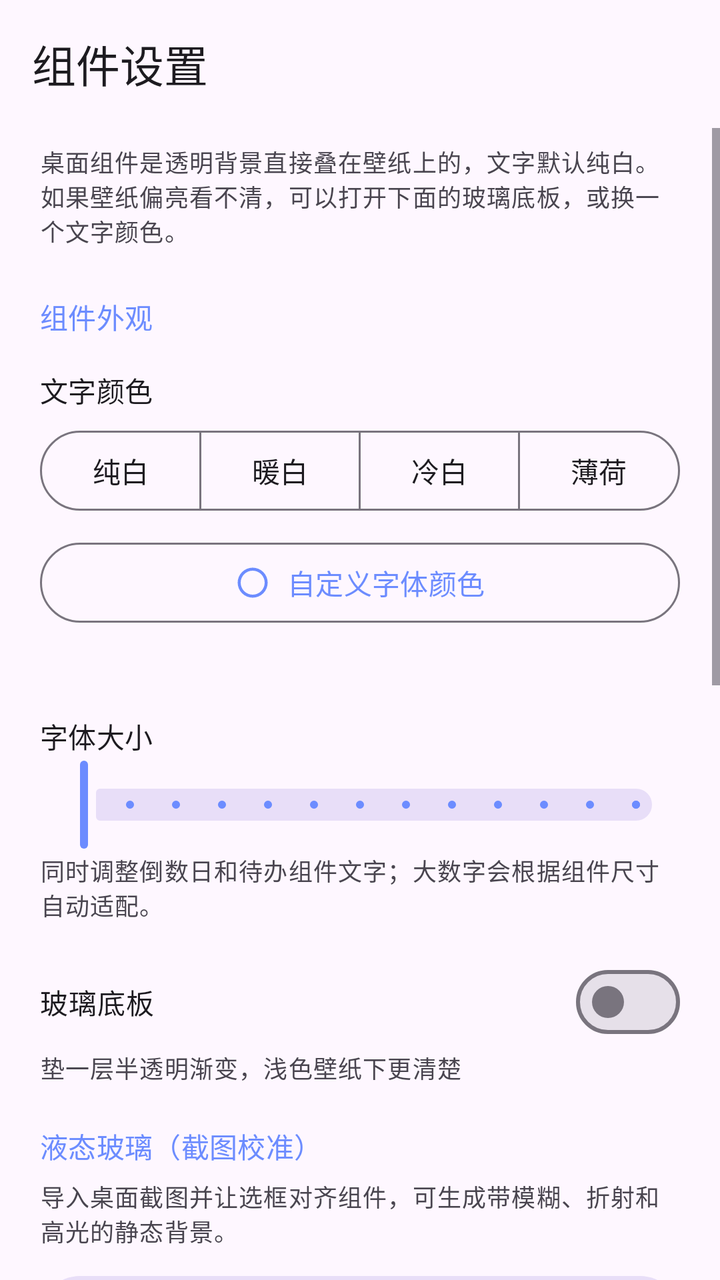
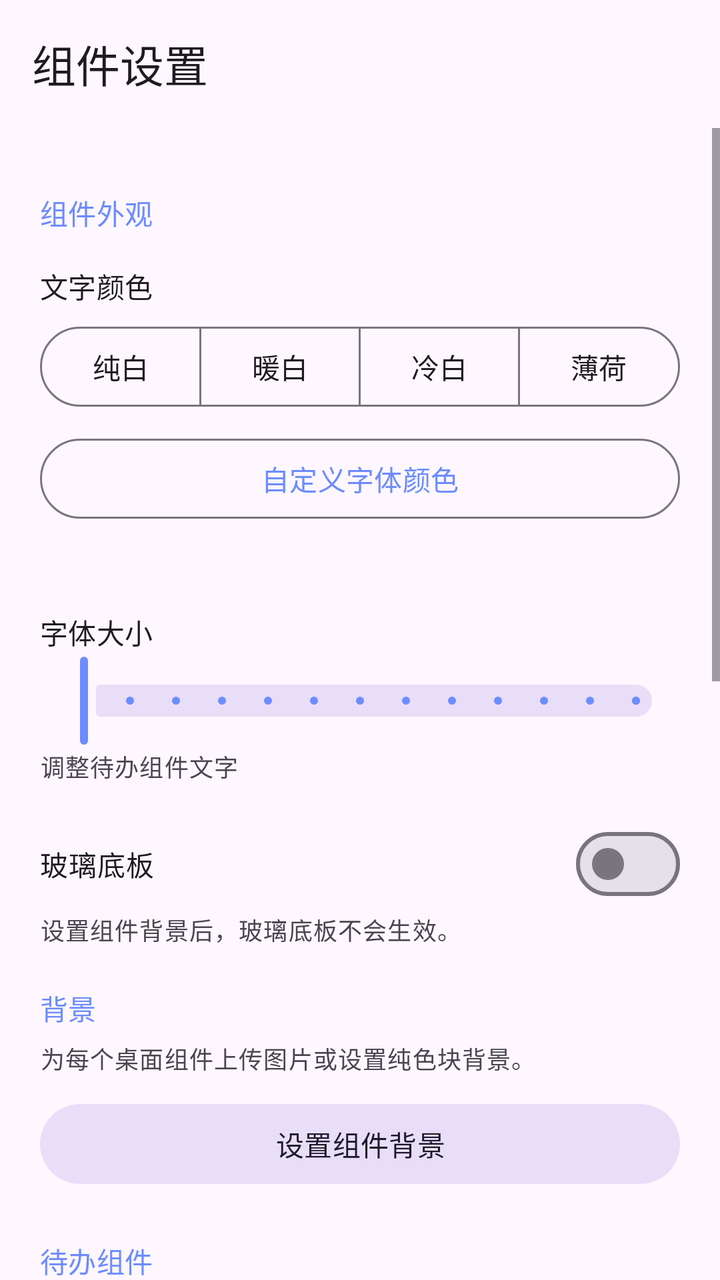

Compare the two renders of this Android layout. The source of the first and the diff that turns it into the second are given below.
<!-- AndroidManifest.xml: application theme Theme.GlassTodo -->
<!-- res/layout/activity_settings.xml -->
<?xml version="1.0" encoding="utf-8"?>
<LinearLayout xmlns:android="http://schemas.android.com/apk/res/android"
    xmlns:app="http://schemas.android.com/apk/res-auto"
    android:layout_width="match_parent"
    android:layout_height="match_parent"
    android:orientation="vertical">

    <com.google.android.material.appbar.MaterialToolbar
        android:id="@+id/toolbar"
        android:layout_width="match_parent"
        android:layout_height="?attr/actionBarSize"
        android:background="?attr/colorSurface"
        app:title="@string/title_settings" />

    <ScrollView
        android:layout_width="match_parent"
        android:layout_height="match_parent"
        android:clipToPadding="false"
        android:paddingBottom="24dp">

        <LinearLayout
            android:layout_width="match_parent"
            android:layout_height="wrap_content"
            android:orientation="vertical"
            android:paddingStart="20dp"
            android:paddingTop="8dp"
            android:paddingEnd="20dp">

            <TextView
                android:layout_width="match_parent"
                android:layout_height="wrap_content"
                android:text="@string/settings_intro"
                android:textAppearance="@style/TextAppearance.Material3.BodySmall" />

            <TextView
                android:layout_width="match_parent"
                android:layout_height="wrap_content"
                android:layout_marginTop="24dp"
                android:text="@string/pref_group_appearance"
                android:textAppearance="@style/TextAppearance.Material3.TitleSmall"
                android:textColor="?attr/colorPrimary" />

            <TextView
                android:layout_width="match_parent"
                android:layout_height="wrap_content"
                android:layout_marginTop="16dp"
                android:text="@string/pref_text_color"
                android:textAppearance="@style/TextAppearance.Material3.LabelLarge" />

            <com.google.android.material.button.MaterialButtonToggleGroup
                android:id="@+id/color_group"
                android:layout_width="match_parent"
                android:layout_height="wrap_content"
                android:layout_marginTop="6dp"
                app:selectionRequired="true"
                app:singleSelection="true">

                <com.google.android.material.button.MaterialButton
                    android:id="@+id/btn_color_white"
                    style="@style/Widget.Material3.Button.OutlinedButton"
                    android:layout_width="0dp"
                    android:layout_height="wrap_content"
                    android:layout_weight="1"
                    android:text="@string/color_white" />

                <com.google.android.material.button.MaterialButton
                    android:id="@+id/btn_color_warm"
                    style="@style/Widget.Material3.Button.OutlinedButton"
                    android:layout_width="0dp"
                    android:layout_height="wrap_content"
                    android:layout_weight="1"
                    android:text="@string/color_warm" />

                <com.google.android.material.button.MaterialButton
                    android:id="@+id/btn_color_cool"
                    style="@style/Widget.Material3.Button.OutlinedButton"
                    android:layout_width="0dp"
                    android:layout_height="wrap_content"
                    android:layout_weight="1"
                    android:text="@string/color_cool" />

                <com.google.android.material.button.MaterialButton
                    android:id="@+id/btn_color_mint"
                    style="@style/Widget.Material3.Button.OutlinedButton"
                    android:layout_width="0dp"
                    android:layout_height="wrap_content"
                    android:layout_weight="1"
                    android:text="@string/color_mint" />
            </com.google.android.material.button.MaterialButtonToggleGroup>

            <com.google.android.material.button.MaterialButton
                android:id="@+id/btn_color_custom"
                style="@style/Widget.Material3.Button.OutlinedButton"
                android:layout_width="match_parent"
                android:layout_height="wrap_content"
                android:layout_marginTop="8dp"
                app:icon="@drawable/ic_color_custom"
                app:iconGravity="textStart"
                app:iconPadding="8dp"
                app:iconTint="?attr/colorPrimary"
                android:text="@string/color_custom" />

            <TextView
                android:id="@+id/text_color_value"
                android:layout_width="match_parent"
                android:layout_height="wrap_content"
                android:layout_marginTop="6dp"
                android:textAppearance="@style/TextAppearance.Material3.BodySmall" />

            <LinearLayout
                android:layout_width="match_parent"
                android:layout_height="wrap_content"
                android:layout_marginTop="20dp"
                android:orientation="horizontal">

                <TextView
                    android:layout_width="0dp"
                    android:layout_height="wrap_content"
                    android:layout_weight="1"
                    android:text="@string/pref_widget_font_size"
                    android:textAppearance="@style/TextAppearance.Material3.LabelLarge" />

                <TextView
                    android:id="@+id/text_font_size_value"
                    android:layout_width="wrap_content"
                    android:layout_height="wrap_content"
                    android:textAppearance="@style/TextAppearance.Material3.LabelLarge"
                    android:textColor="?attr/colorPrimary" />
            </LinearLayout>

            <com.google.android.material.slider.Slider
                android:id="@+id/slider_widget_font_size"
                android:layout_width="match_parent"
                android:layout_height="wrap_content"
                android:contentDescription="@string/pref_widget_font_size"
                android:stepSize="5"
                android:valueFrom="80"
                android:valueTo="140" />

            <TextView
                android:layout_width="match_parent"
                android:layout_height="wrap_content"
                android:text="@string/pref_widget_font_size_summary"
                android:textAppearance="@style/TextAppearance.Material3.BodySmall" />

            <com.google.android.material.materialswitch.MaterialSwitch
                android:id="@+id/switch_glass"
                android:layout_width="match_parent"
                android:layout_height="wrap_content"
                android:layout_marginTop="16dp"
                android:text="@string/pref_glass_panel" />

            <TextView
                android:layout_width="match_parent"
                android:layout_height="wrap_content"
                android:text="@string/pref_glass_panel_summary"
                android:textAppearance="@style/TextAppearance.Material3.BodySmall" />

            <TextView
                android:layout_width="match_parent"
                android:layout_height="wrap_content"
                android:layout_marginTop="20dp"
                android:text="@string/glass_feature_title"
                android:textAppearance="@style/TextAppearance.Material3.TitleSmall"
                android:textColor="?attr/colorPrimary" />

            <TextView
                android:layout_width="match_parent"
                android:layout_height="wrap_content"
                android:layout_marginTop="6dp"
                android:text="@string/glass_feature_summary"
                android:textAppearance="@style/TextAppearance.Material3.BodySmall" />

            <com.google.android.material.button.MaterialButton
                android:id="@+id/btn_liquid_glass"
                style="@style/Widget.Material3.Button.TonalButton"
                android:layout_width="match_parent"
                android:layout_height="wrap_content"
                android:layout_marginTop="10dp"
                android:text="@string/glass_feature_action" />

            <TextView
                android:layout_width="match_parent"
                android:layout_height="wrap_content"
                android:layout_marginTop="24dp"
                android:text="@string/widget_layout_settings_title"
                android:textAppearance="@style/TextAppearance.Material3.TitleSmall"
                android:textColor="?attr/colorPrimary" />

            <TextView
                android:layout_width="match_parent"
                android:layout_height="wrap_content"
                android:layout_marginTop="6dp"
                android:text="@string/widget_layout_settings_summary"
                android:textAppearance="@style/TextAppearance.Material3.BodySmall" />

            <com.google.android.material.button.MaterialButton
                android:id="@+id/btn_widget_layout"
                style="@style/Widget.Material3.Button.TonalButton"
                android:layout_width="match_parent"
                android:layout_height="wrap_content"
                android:layout_marginTop="10dp"
                android:text="@string/widget_layout_settings_action" />

            <TextView
                android:layout_width="match_parent"
                android:layout_height="wrap_content"
                android:layout_marginTop="24dp"
                android:text="@string/pref_group_todo"
                android:textAppearance="@style/TextAppearance.Material3.TitleSmall"
                android:textColor="?attr/colorPrimary" />

            <LinearLayout
                android:layout_width="match_parent"
                android:layout_height="wrap_content"
                android:layout_marginTop="12dp"
                android:orientation="horizontal">

                <TextView
                    android:layout_width="0dp"
                    android:layout_height="wrap_content"
                    android:layout_weight="1"
                    android:text="@string/pref_max_items"
                    android:textAppearance="@style/TextAppearance.Material3.LabelLarge" />

                <TextView
                    android:id="@+id/text_max_items_value"
                    android:layout_width="wrap_content"
                    android:layout_height="wrap_content"
                    android:textAppearance="@style/TextAppearance.Material3.LabelLarge"
                    android:textColor="?attr/colorPrimary" />
            </LinearLayout>

            <com.google.android.material.slider.Slider
                android:id="@+id/slider_max_items"
                android:layout_width="match_parent"
                android:layout_height="wrap_content"
                android:stepSize="1"
                android:valueFrom="1"
                android:valueTo="20" />

            <com.google.android.material.materialswitch.MaterialSwitch
                android:id="@+id/switch_show_done"
                android:layout_width="match_parent"
                android:layout_height="wrap_content"
                android:layout_marginTop="8dp"
                android:text="@string/pref_show_done" />

            <TextView
                android:layout_width="match_parent"
                android:layout_height="wrap_content"
                android:text="@string/pref_show_done_summary"
                android:textAppearance="@style/TextAppearance.Material3.BodySmall" />

            <TextView
                android:layout_width="match_parent"
                android:layout_height="wrap_content"
                android:layout_marginTop="24dp"
                android:text="@string/pref_group_data"
                android:textAppearance="@style/TextAppearance.Material3.TitleSmall"
                android:textColor="?attr/colorPrimary" />

            <com.google.android.material.button.MaterialButton
                android:id="@+id/btn_clear_done"
                style="@style/Widget.Material3.Button.OutlinedButton"
                android:layout_width="match_parent"
                android:layout_height="wrap_content"
                android:layout_marginTop="12dp"
                android:text="@string/pref_clear_done" />

            <TextView
                android:id="@+id/settings_developer_statement"
                android:layout_width="match_parent"
                android:layout_height="wrap_content"
                android:layout_marginTop="28dp"
                android:text="@string/developer_statement"
                android:textAppearance="@style/TextAppearance.Material3.BodySmall"
                android:textColor="?attr/colorOnSurfaceVariant" />

            <TextView
                android:id="@+id/settings_github_link"
                android:layout_width="match_parent"
                android:layout_height="wrap_content"
                android:clickable="true"
                android:focusable="true"
                android:paddingTop="8dp"
                android:paddingBottom="8dp"
                android:text="@string/project_github_link"
                android:textAppearance="@style/TextAppearance.Material3.LabelMedium"
                android:textColor="?attr/colorPrimary" />

        </LinearLayout>
    </ScrollView>

</LinearLayout>
<!-- resources referenced by this layout -->
<resources>
  <!-- drawable ic_color_custom (drawable) -->
  <vector xmlns:android="http://schemas.android.com/apk/res/android"
      android:width="18dp"
      android:height="18dp"
      android:viewportWidth="24"
      android:viewportHeight="24">
      <path
          android:fillColor="#FFFFFFFF"
          android:pathData="M12,2a10,10 0,1 0,0 20a10,10 0,1 0,0 -20zM12,4a8,8 0,1 1,0 16a8,8 0,1 1,0 -16z" />
  </vector>
  <string name="color_cool">冷白</string>
  <string name="color_custom">自定义字体颜色</string>
  <string name="color_mint">薄荷</string>
  <string name="color_warm">暖白</string>
  <string name="color_white">纯白</string>
  <string name="developer_statement">本软件由 LinariaVulgaris 开发</string>
  <string name="glass_feature_action">配置液态玻璃背景</string>
  <string name="glass_feature_summary">导入桌面截图并让选框对齐组件，可生成带模糊、折射和高光的静态背景。</string>
  <string name="glass_feature_title">液态玻璃（截图校准）</string>
  <string name="pref_clear_done">清空所有已完成</string>
  <string name="pref_glass_panel">玻璃底板</string>
  <string name="pref_glass_panel_summary">垫一层半透明渐变，浅色壁纸下更清楚</string>
  <string name="pref_group_appearance">组件外观</string>
  <string name="pref_group_data">数据</string>
  <string name="pref_group_todo">待办组件</string>
  <string name="pref_max_items">最多显示条数</string>
  <string name="pref_show_done">显示已完成项</string>
  <string name="pref_show_done_summary">关闭时，勾选完成后立即从组件消失</string>
  <string name="pref_text_color">文字颜色</string>
  <string name="pref_widget_font_size">字体大小</string>
  <string name="pref_widget_font_size_summary">同时调整倒数日和待办组件文字；大数字会根据组件尺寸自动适配。</string>
  <string name="project_github_link" translatable="false">GitHub：https://github.com/LinariaVulgaris/GlassTodo</string>
  <string name="settings_intro">桌面组件是透明背景直接叠在壁纸上的，文字默认纯白。如果壁纸偏亮看不清，可以打开下面的玻璃底板，或换一个文字颜色。</string>
  <string name="title_settings">组件设置</string>
  <string name="widget_layout_settings_action">设置尺寸与形状</string>
  <string name="widget_layout_settings_summary">查看真实桌面尺寸，选择自动、横向、竖向或方形排版。</string>
  <string name="widget_layout_settings_title">组件尺寸与形状</string>
  <style name="Theme.GlassTodo" parent="Theme.Material3.DayNight.NoActionBar">
          <item name="colorPrimary">@color/brand_primary</item>
          <item name="colorOnPrimary">@color/brand_on_primary</item>
          <item name="colorSecondary">@color/brand_secondary</item>
          
          <item name="android:statusBarColor">@android:color/transparent</item>
      </style>
  <color name="brand_primary">#FF6C8CFF</color>
  <color name="brand_on_primary">#FFFFFFFF</color>
  <color name="brand_secondary">#FF9BE7D2</color>
</resources>

<!-- the commit's change to res/layout/activity_settings.xml (unified diff, before → after) -->
@@ -29,12 +29,6 @@
             <TextView
                 android:layout_width="match_parent"
                 android:layout_height="wrap_content"
-                android:text="@string/settings_intro"
-                android:textAppearance="@style/TextAppearance.Material3.BodySmall" />
-
-            <TextView
-                android:layout_width="match_parent"
-                android:layout_height="wrap_content"
                 android:layout_marginTop="24dp"
                 android:text="@string/pref_group_appearance"
                 android:textAppearance="@style/TextAppearance.Material3.TitleSmall"
@@ -94,10 +88,6 @@
                 android:layout_width="match_parent"
                 android:layout_height="wrap_content"
                 android:layout_marginTop="8dp"
-                app:icon="@drawable/ic_color_custom"
-                app:iconGravity="textStart"
-                app:iconPadding="8dp"
-                app:iconTint="?attr/colorPrimary"
                 android:text="@string/color_custom" />
 
             <TextView
@@ -160,7 +150,7 @@
                 android:layout_width="match_parent"
                 android:layout_height="wrap_content"
                 android:layout_marginTop="20dp"
-                android:text="@string/glass_feature_title"
+                android:text="@string/background_feature_title"
                 android:textAppearance="@style/TextAppearance.Material3.TitleSmall"
                 android:textColor="?attr/colorPrimary" />
 
@@ -168,39 +158,16 @@
                 android:layout_width="match_parent"
                 android:layout_height="wrap_content"
                 android:layout_marginTop="6dp"
-                android:text="@string/glass_feature_summary"
+                android:text="@string/background_feature_summary"
                 android:textAppearance="@style/TextAppearance.Material3.BodySmall" />
 
             <com.google.android.material.button.MaterialButton
-                android:id="@+id/btn_liquid_glass"
+                android:id="@+id/btn_widget_background"
                 style="@style/Widget.Material3.Button.TonalButton"
                 android:layout_width="match_parent"
                 android:layout_height="wrap_content"
                 android:layout_marginTop="10dp"
-                android:text="@string/glass_feature_action" />
-
-            <TextView
-                android:layout_width="match_parent"
-                android:layout_height="wrap_content"
-                android:layout_marginTop="24dp"
-                android:text="@string/widget_layout_settings_title"
-                android:textAppearance="@style/TextAppearance.Material3.TitleSmall"
-                android:textColor="?attr/colorPrimary" />
-
-            <TextView
-                android:layout_width="match_parent"
-                android:layout_height="wrap_content"
-                android:layout_marginTop="6dp"
-                android:text="@string/widget_layout_settings_summary"
-                android:textAppearance="@style/TextAppearance.Material3.BodySmall" />
-
-            <com.google.android.material.button.MaterialButton
-                android:id="@+id/btn_widget_layout"
-                style="@style/Widget.Material3.Button.TonalButton"
-                android:layout_width="match_parent"
-                android:layout_height="wrap_content"
-                android:layout_marginTop="10dp"
-                android:text="@string/widget_layout_settings_action" />
+                android:text="@string/background_feature_action" />
 
             <TextView
                 android:layout_width="match_parent"
@@ -250,6 +217,92 @@
                 android:layout_width="match_parent"
                 android:layout_height="wrap_content"
                 android:text="@string/pref_show_done_summary"
+                android:textAppearance="@style/TextAppearance.Material3.BodySmall" />
+
+            <TextView
+                android:layout_width="match_parent"
+                android:layout_height="wrap_content"
+                android:layout_marginTop="20dp"
+                android:text="@string/pref_todo_date_display"
+                android:textAppearance="@style/TextAppearance.Material3.LabelLarge" />
+
+            <com.google.android.material.button.MaterialButtonToggleGroup
+                android:id="@+id/todo_date_mode_group"
+                android:layout_width="match_parent"
+                android:layout_height="wrap_content"
+                android:layout_marginTop="6dp"
+                app:selectionRequired="true"
+                app:singleSelection="true">
+
+                <com.google.android.material.button.MaterialButton
+                    android:id="@+id/btn_todo_date_ddl"
+                    style="@style/Widget.Material3.Button.OutlinedButton"
+                    android:layout_width="0dp"
+                    android:layout_height="wrap_content"
+                    android:layout_weight="1"
+                    android:text="@string/pref_todo_date_ddl" />
+
+                <com.google.android.material.button.MaterialButton
+                    android:id="@+id/btn_todo_date_days"
+                    style="@style/Widget.Material3.Button.OutlinedButton"
+                    android:layout_width="0dp"
+                    android:layout_height="wrap_content"
+                    android:layout_weight="1"
+                    android:text="@string/pref_todo_date_days" />
+
+                <com.google.android.material.button.MaterialButton
+                    android:id="@+id/btn_todo_date_both"
+                    style="@style/Widget.Material3.Button.OutlinedButton"
+                    android:layout_width="0dp"
+                    android:layout_height="wrap_content"
+                    android:layout_weight="1"
+                    android:text="@string/pref_todo_date_both" />
+            </com.google.android.material.button.MaterialButtonToggleGroup>
+
+            <TextView
+                android:layout_width="match_parent"
+                android:layout_height="wrap_content"
+                android:layout_marginTop="16dp"
+                android:text="@string/pref_todo_time_precision"
+                android:textAppearance="@style/TextAppearance.Material3.LabelLarge" />
+
+            <com.google.android.material.button.MaterialButtonToggleGroup
+                android:id="@+id/todo_time_precision_group"
+                android:layout_width="match_parent"
+                android:layout_height="wrap_content"
+                android:layout_marginTop="6dp"
+                app:selectionRequired="true"
+                app:singleSelection="true">
+
+                <com.google.android.material.button.MaterialButton
+                    android:id="@+id/btn_todo_time_none"
+                    style="@style/Widget.Material3.Button.OutlinedButton"
+                    android:layout_width="0dp"
+                    android:layout_height="wrap_content"
+                    android:layout_weight="1"
+                    android:text="@string/pref_todo_time_none" />
+
+                <com.google.android.material.button.MaterialButton
+                    android:id="@+id/btn_todo_time_hour"
+                    style="@style/Widget.Material3.Button.OutlinedButton"
+                    android:layout_width="0dp"
+                    android:layout_height="wrap_content"
+                    android:layout_weight="1"
+                    android:text="@string/pref_todo_time_hour" />
+
+                <com.google.android.material.button.MaterialButton
+                    android:id="@+id/btn_todo_time_minute"
+                    style="@style/Widget.Material3.Button.OutlinedButton"
+                    android:layout_width="0dp"
+                    android:layout_height="wrap_content"
+                    android:layout_weight="1"
+                    android:text="@string/pref_todo_time_minute" />
+            </com.google.android.material.button.MaterialButtonToggleGroup>
+
+            <TextView
+                android:layout_width="match_parent"
+                android:layout_height="wrap_content"
+                android:text="@string/pref_todo_time_precision_summary"
                 android:textAppearance="@style/TextAppearance.Material3.BodySmall" />
 
             <TextView
<!-- resource entries referenced after the edit -->
@@ -1,27 +1,17 @@
 <!-- resources referenced by this layout -->
 <resources>
-  <!-- drawable ic_color_custom (drawable) -->
-  <vector xmlns:android="http://schemas.android.com/apk/res/android"
-      android:width="18dp"
-      android:height="18dp"
-      android:viewportWidth="24"
-      android:viewportHeight="24">
-      <path
-          android:fillColor="#FFFFFFFF"
-          android:pathData="M12,2a10,10 0,1 0,0 20a10,10 0,1 0,0 -20zM12,4a8,8 0,1 1,0 16a8,8 0,1 1,0 -16z" />
-  </vector>
+  <string name="background_feature_action">设置组件背景</string>
+  <string name="background_feature_summary">为每个桌面组件上传图片或设置纯色块背景。</string>
+  <string name="background_feature_title">背景</string>
   <string name="color_cool">冷白</string>
   <string name="color_custom">自定义字体颜色</string>
   <string name="color_mint">薄荷</string>
   <string name="color_warm">暖白</string>
   <string name="color_white">纯白</string>
   <string name="developer_statement">本软件由 LinariaVulgaris 开发</string>
-  <string name="glass_feature_action">配置液态玻璃背景</string>
-  <string name="glass_feature_summary">导入桌面截图并让选框对齐组件，可生成带模糊、折射和高光的静态背景。</string>
-  <string name="glass_feature_title">液态玻璃（截图校准）</string>
   <string name="pref_clear_done">清空所有已完成</string>
   <string name="pref_glass_panel">玻璃底板</string>
-  <string name="pref_glass_panel_summary">垫一层半透明渐变，浅色壁纸下更清楚</string>
+  <string name="pref_glass_panel_summary">设置组件背景后，玻璃底板不会生效。</string>
   <string name="pref_group_appearance">组件外观</string>
   <string name="pref_group_data">数据</string>
   <string name="pref_group_todo">待办组件</string>
@@ -29,14 +19,19 @@
   <string name="pref_show_done">显示已完成项</string>
   <string name="pref_show_done_summary">关闭时，勾选完成后立即从组件消失</string>
   <string name="pref_text_color">文字颜色</string>
+  <string name="pref_todo_date_both">都显示</string>
+  <string name="pref_todo_date_days">剩余天数</string>
+  <string name="pref_todo_date_ddl">DDL</string>
+  <string name="pref_todo_date_display">待办日期显示</string>
+  <string name="pref_todo_time_hour">到小时</string>
+  <string name="pref_todo_time_minute">到分钟</string>
+  <string name="pref_todo_time_none">不显示</string>
+  <string name="pref_todo_time_precision">具体时间精度</string>
+  <string name="pref_todo_time_precision_summary">仅对待办中已设置的具体时间生效。只显示剩余天数时，具体时间会附在天数后面。</string>
   <string name="pref_widget_font_size">字体大小</string>
-  <string name="pref_widget_font_size_summary">同时调整倒数日和待办组件文字；大数字会根据组件尺寸自动适配。</string>
+  <string name="pref_widget_font_size_summary">调整待办组件文字</string>
   <string name="project_github_link" translatable="false">GitHub：https://github.com/LinariaVulgaris/GlassTodo</string>
-  <string name="settings_intro">桌面组件是透明背景直接叠在壁纸上的，文字默认纯白。如果壁纸偏亮看不清，可以打开下面的玻璃底板，或换一个文字颜色。</string>
   <string name="title_settings">组件设置</string>
-  <string name="widget_layout_settings_action">设置尺寸与形状</string>
-  <string name="widget_layout_settings_summary">查看真实桌面尺寸，选择自动、横向、竖向或方形排版。</string>
-  <string name="widget_layout_settings_title">组件尺寸与形状</string>
   <style name="Theme.GlassTodo" parent="Theme.Material3.DayNight.NoActionBar">
           <item name="colorPrimary">@color/brand_primary</item>
           <item name="colorOnPrimary">@color/brand_on_primary</item>
